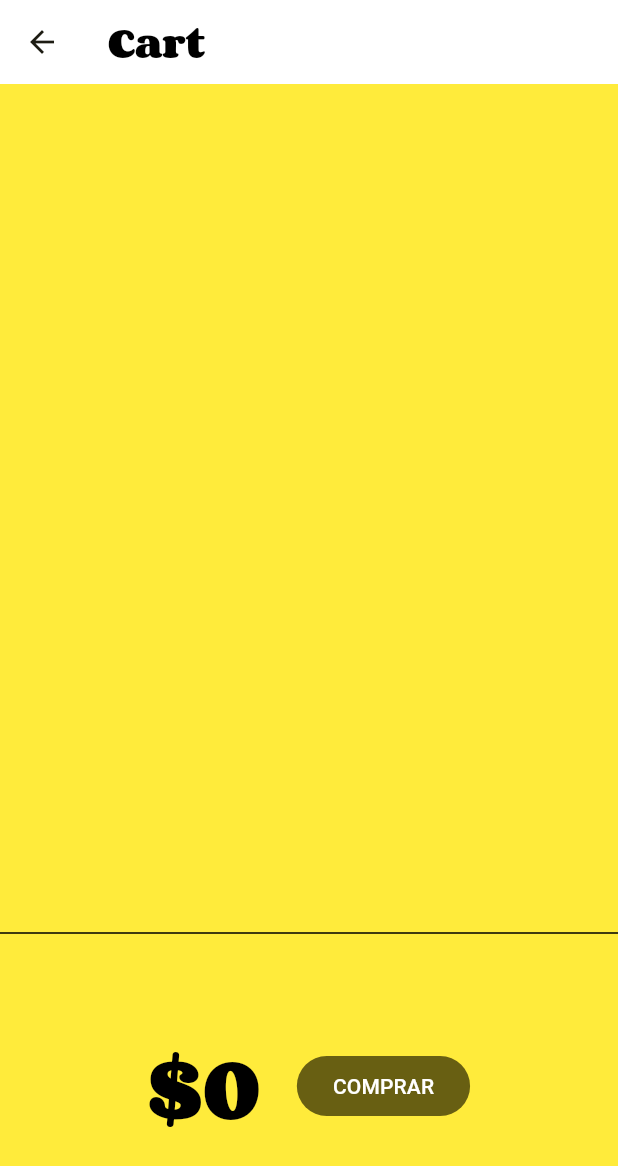
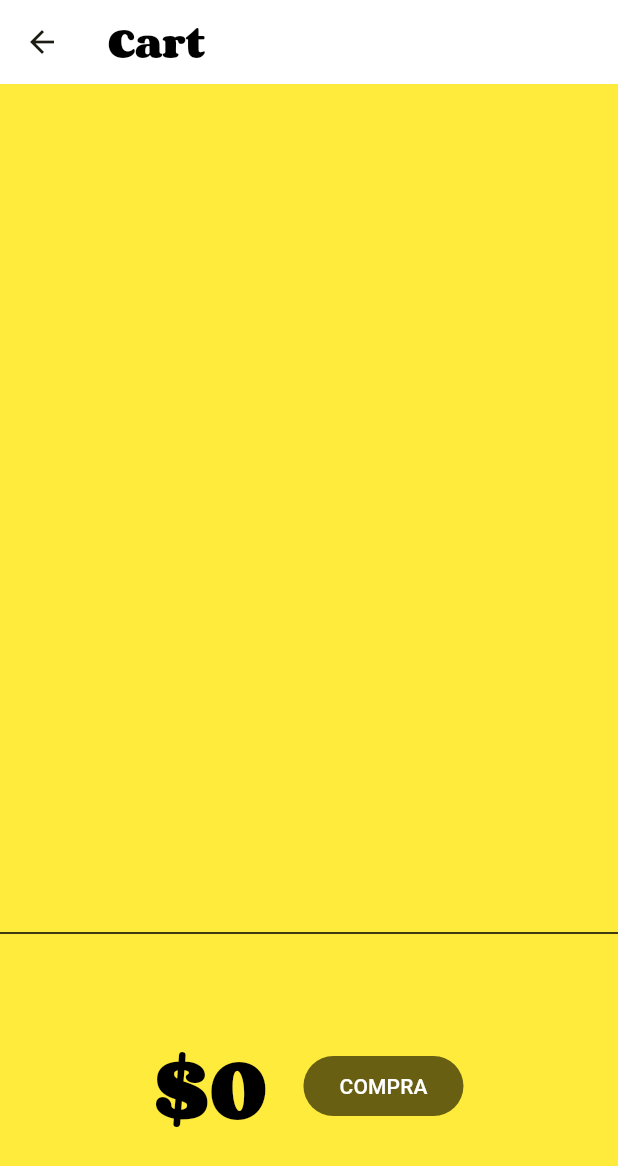
Before and after one commit to romivita/appium-flutter-app, a Flutter app: the MyCart screen opened by its route, on a phone screen of 412 x 824 dp. Shown: the top 1166 px of the screen. Run offline on Flutter 3.47's test engine with Material 3 defaults, Android fonts, the phone set to English and light mode, and no system bars; our stand-ins replace go_router; missing offline and left inert: flutter_driver, window_size.

Commit message:
test: cart

```diff
--- a/provider_shopper/lib/screens/cart.dart
+++ b/provider_shopper/lib/screens/cart.dart
@@ -91,7 +91,7 @@ class _CartTotal extends StatelessWidget {
                     const SnackBar(content: Text('Buying not supported yet.')));
               },
               style: TextButton.styleFrom(foregroundColor: Colors.white),
-              child: const Text('COMPRAR'),
+              child: const Text('COMPRA'),
             ),
           ],
         ),
```
